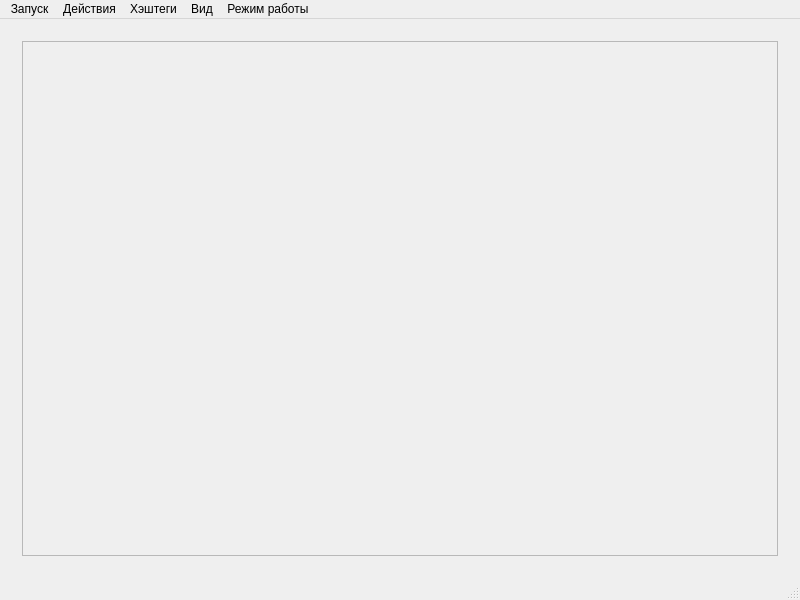
Above: mainwindow.ui from cool-palace/Screenshot-Manager before the change. Below: the same form after it.
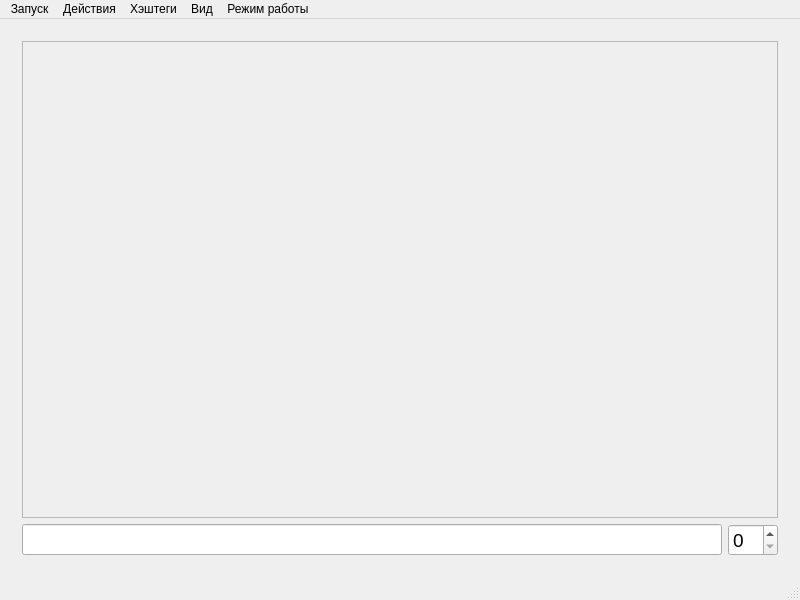
That is the form after the change. The open tabs and pages were chosen to show the change.

Commit message: Subtitle reading bug fixes, added search bar and page spinbox

The edit to the form file:
```diff
--- a/mainwindow.ui
+++ b/mainwindow.ui
@@ -294,8 +294,8 @@
             <rect>
              <x>0</x>
              <y>0</y>
-             <width>98</width>
-             <height>28</height>
+             <width>754</width>
+             <height>455</height>
             </rect>
            </property>
            <layout class="QGridLayout" name="gridLayout_6">
@@ -306,6 +306,34 @@
           </widget>
          </widget>
         </item>
+        <item row="2" column="0">
+         <layout class="QHBoxLayout" name="horizontalLayout">
+          <item>
+           <widget class="QLineEdit" name="keywords">
+            <property name="font">
+             <font>
+              <pointsize>14</pointsize>
+             </font>
+            </property>
+           </widget>
+          </item>
+          <item>
+           <widget class="QSpinBox" name="spinBox">
+            <property name="minimumSize">
+             <size>
+              <width>0</width>
+              <height>30</height>
+             </size>
+            </property>
+            <property name="font">
+             <font>
+              <pointsize>14</pointsize>
+             </font>
+            </property>
+           </widget>
+          </item>
+         </layout>
+        </item>
        </layout>
       </widget>
      </widget>
```
The commit also changes 2 other files.
